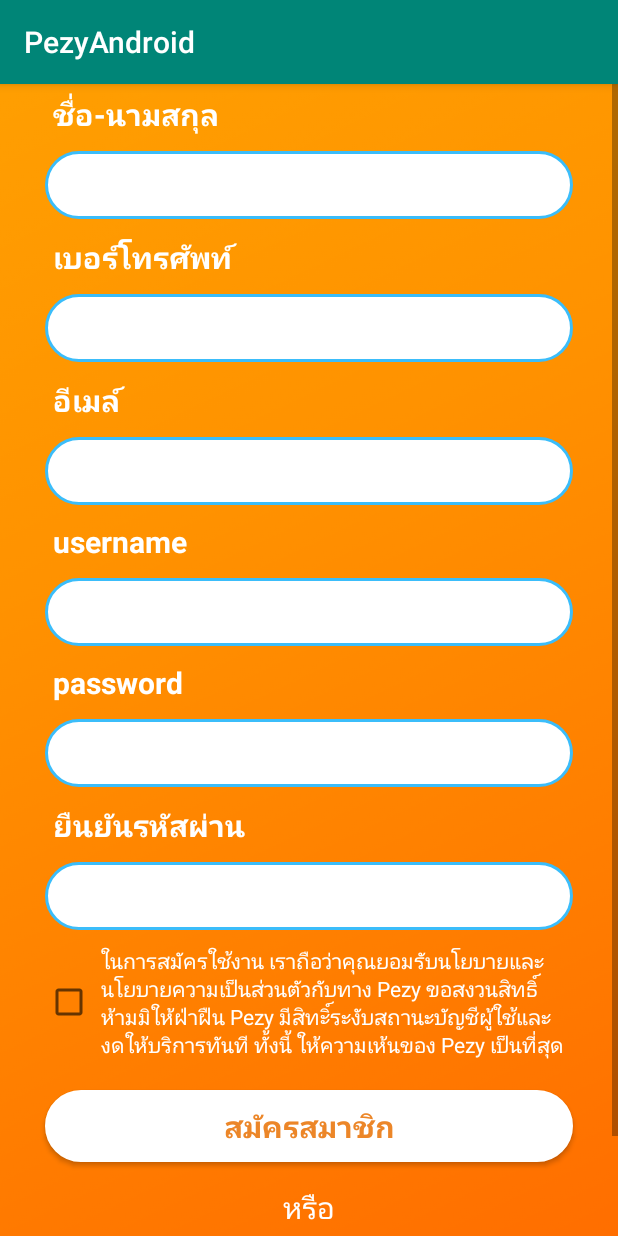
After one commit to Pezy-Team/PezyAndroid, an Android app: the RegisterActivity screen opened directly, with no data from a screen before it, on a phone screen of 412 x 824 dp. The commit adds this screen. Run offline under Robolectric (Android 15) with nearby library versions, the phone set to English and light mode, and no system bars.

Commit message:
Minor - Improvement - Write register activity design.

```diff
--- a/app/src/main/AndroidManifest.xml
+++ b/app/src/main/AndroidManifest.xml
@@ -12,6 +12,7 @@
         android:roundIcon="@mipmap/ic_launcher_round"
         android:supportsRtl="true"
         android:theme="@style/AppTheme">
+        <activity android:name=".RegisterActivity"></activity>
         <activity android:name=".MainActivity">
             <intent-filter>
                 <action android:name="android.intent.action.MAIN" />
--- /dev/null
+++ b/app/src/main/java/com/example/pezyandroid/RegisterActivity.java
@@ -0,0 +1,22 @@
+package com.example.pezyandroid;
+
+import androidx.appcompat.app.AppCompatActivity;
+
+import android.os.Bundle;
+import android.widget.Button;
+import android.widget.EditText;
+
+public class RegisterActivity extends AppCompatActivity {
+
+    @Override
+    protected void onCreate(Bundle savedInstanceState) {
+        super.onCreate(savedInstanceState);
+        setContentView(R.layout.activity_register);
+
+        bindObj();
+    }
+
+    private void bindObj() {
+
+    }
+}
--- a/app/src/main/res/layout/activity_main.xml
+++ b/app/src/main/res/layout/activity_main.xml
@@ -1,6 +1,6 @@
 <?xml version="1.0" encoding="utf-8"?>
-<layout xmlns:android="http://schemas.android.com/apk/res/android">
 <androidx.constraintlayout.widget.ConstraintLayout
+    xmlns:android="http://schemas.android.com/apk/res/android"
     xmlns:app="http://schemas.android.com/apk/res-auto"
     xmlns:tools="http://schemas.android.com/tools"
     android:layout_width="match_parent"
@@ -38,7 +38,7 @@
                     android:layout_width="match_parent"
                     android:layout_height="wrap_content"
                     android:hint="@string/app_name"
-                        android:text="@string/txt_username"
+                    android:text="@string/username"
                     android:background="@drawable/edittext_white"
                     android:textColor="@color/edittext_color"
                     android:layout_marginHorizontal="30dp"
@@ -49,7 +49,7 @@
                     android:layout_width="match_parent"
                     android:layout_height="wrap_content"
                     android:hint="@string/app_name"
-                        android:text="@string/txt_password"
+                    android:text="@string/password"
                     android:background="@drawable/edittext_white"
                     android:textColor="@color/edittext_color"
                     android:layout_marginHorizontal="30dp"
@@ -63,7 +63,7 @@
                     android:layout_marginVertical="15dp"
                     android:gravity="right|end"
                     android:textSize="20sp"
-                        android:text="@string/txt_forgot_pwd"
+                    android:text="@string/forgot_pwd"
                     android:textColor="@color/text_white" />
 
                 <Button
@@ -75,7 +75,7 @@
                     android:gravity="center_horizontal|center_vertical"
                     android:background="@drawable/round_button"
                     android:textColor="#EC8628"
-                        android:text="@string/txt_login"
+                    android:text="@string/login"
                     android:textSize="20sp"
                     android:textStyle="bold" />
 
@@ -89,7 +89,7 @@
                     android:background="@drawable/round_button"
                     android:backgroundTint="#2196F3"
                     android:textColor="@color/text_white"
-                        android:text="@string/txt_login_fb"
+                    android:text="@string/login_fb"
                     android:textSize="20sp"
                     android:textStyle="bold" />
 
@@ -97,10 +97,9 @@
                     android:layout_width="match_parent"
                     android:layout_height="wrap_content"
                     android:layout_marginHorizontal="30dp"
-                        android:layout_marginVertical="15dp"
                     android:gravity="center_vertical|center_horizontal"
                     android:textSize="20sp"
-                        android:text="@string/txt_or"
+                    android:text="@string/or"
                     android:textColor="@color/text_white" />
 
                 <Button
@@ -112,7 +111,7 @@
                     android:gravity="center_horizontal|center_vertical"
                     android:background="@drawable/round_button"
                     android:textColor="#EC8628"
-                        android:text="@string/txt_register"
+                    android:text="@string/register"
                     android:textSize="20sp"
                     android:textStyle="bold" />
             </LinearLayout>
@@ -122,4 +121,3 @@
     </LinearLayout>
 
 </androidx.constraintlayout.widget.ConstraintLayout>
-</layout>
--- /dev/null
+++ b/app/src/main/res/layout/activity_register.xml
@@ -0,0 +1,218 @@
+<?xml version="1.0" encoding="utf-8"?>
+<androidx.constraintlayout.widget.ConstraintLayout xmlns:android="http://schemas.android.com/apk/res/android"
+    xmlns:app="http://schemas.android.com/apk/res-auto"
+    xmlns:tools="http://schemas.android.com/tools"
+    android:layout_width="match_parent"
+    android:layout_height="match_parent"
+    android:background="@drawable/pezy_bg"
+    tools:context=".RegisterActivity">
+
+    <LinearLayout
+        android:layout_width="match_parent"
+        android:layout_height="wrap_content"
+        android:orientation="vertical"
+        app:layout_constraintBottom_toBottomOf="parent"
+        app:layout_constraintEnd_toEndOf="parent"
+        app:layout_constraintStart_toStartOf="parent"
+        app:layout_constraintTop_toTopOf="parent">
+
+
+        <ScrollView
+            android:layout_width="match_parent"
+            android:layout_height="match_parent">
+
+            <LinearLayout
+                android:layout_width="match_parent"
+                android:layout_height="wrap_content"
+                android:orientation="vertical" >
+
+                <TextView
+                    android:layout_width="match_parent"
+                    android:layout_height="wrap_content"
+                    android:layout_marginHorizontal="30dp"
+                    android:layout_marginVertical="5dp"
+                    android:gravity="left|start"
+                    android:paddingLeft="5dp"
+                    android:textSize="20sp"
+                    android:text="@string/name_surname"
+                    android:textStyle="bold"
+                    android:textColor="@color/text_white" />
+
+                <EditText
+                    android:id="@+id/txtNameSurname"
+                    android:layout_width="match_parent"
+                    android:layout_height="wrap_content"
+                    android:background="@drawable/edittext_white"
+                    android:textColor="@color/edittext_color"
+                    android:layout_marginHorizontal="30dp"
+                    android:layout_marginVertical="5dp" />
+
+                <TextView
+                    android:layout_width="match_parent"
+                    android:layout_height="wrap_content"
+                    android:layout_marginHorizontal="30dp"
+                    android:layout_marginVertical="5dp"
+                    android:gravity="left|start"
+                    android:paddingLeft="5dp"
+                    android:textSize="20sp"
+                    android:text="@string/telephone"
+                    android:textStyle="bold"
+                    android:textColor="@color/text_white" />
+
+                <EditText
+                    android:id="@+id/txtTelephone"
+                    android:layout_width="match_parent"
+                    android:layout_height="wrap_content"
+                    android:background="@drawable/edittext_white"
+                    android:textColor="@color/edittext_color"
+                    android:layout_marginHorizontal="30dp"
+                    android:layout_marginVertical="5dp" />
+
+                <TextView
+                    android:layout_width="match_parent"
+                    android:layout_height="wrap_content"
+                    android:layout_marginHorizontal="30dp"
+                    android:layout_marginVertical="5dp"
+                    android:gravity="left|start"
+                    android:paddingLeft="5dp"
+                    android:textSize="20sp"
+                    android:text="@string/email"
+                    android:textStyle="bold"
+                    android:textColor="@color/text_white" />
+
+                <EditText
+                    android:id="@+id/txtEmail"
+                    android:layout_width="match_parent"
+                    android:layout_height="wrap_content"
+                    android:background="@drawable/edittext_white"
+                    android:textColor="@color/edittext_color"
+                    android:layout_marginHorizontal="30dp"
+                    android:layout_marginVertical="5dp" />
+
+                <TextView
+                    android:layout_width="match_parent"
+                    android:layout_height="wrap_content"
+                    android:layout_marginHorizontal="30dp"
+                    android:layout_marginVertical="5dp"
+                    android:gravity="left|start"
+                    android:paddingLeft="5dp"
+                    android:textSize="20sp"
+                    android:text="@string/username"
+                    android:textStyle="bold"
+                    android:textColor="@color/text_white" />
+
+                <EditText
+                    android:id="@+id/txtUsername"
+                    android:layout_width="match_parent"
+                    android:layout_height="wrap_content"
+                    android:background="@drawable/edittext_white"
+                    android:textColor="@color/edittext_color"
+                    android:layout_marginHorizontal="30dp"
+                    android:layout_marginVertical="5dp" />
+
+                <TextView
+                    android:layout_width="match_parent"
+                    android:layout_height="wrap_content"
+                    android:layout_marginHorizontal="30dp"
+                    android:layout_marginVertical="5dp"
+                    android:gravity="left|start"
+                    android:paddingLeft="5dp"
+                    android:textSize="20sp"
+                    android:text="@string/password"
+                    android:textStyle="bold"
+                    android:textColor="@color/text_white" />
+
+                <EditText
+                    android:id="@+id/txtPassword"
+                    android:layout_width="match_parent"
+                    android:layout_height="wrap_content"
+                    android:background="@drawable/edittext_white"
+                    android:textColor="@color/edittext_color"
+                    android:layout_marginHorizontal="30dp"
+                    android:layout_marginVertical="5dp" />
+
+                <TextView
+                    android:layout_width="match_parent"
+                    android:layout_height="wrap_content"
+                    android:layout_marginHorizontal="30dp"
+                    android:layout_marginVertical="5dp"
+                    android:gravity="left|start"
+                    android:paddingLeft="5dp"
+                    android:textSize="20sp"
+                    android:text="@string/conf_password"
+                    android:textStyle="bold"
+                    android:textColor="@color/text_white" />
+
+                <EditText
+                    android:id="@+id/txtConfPwd"
+                    android:layout_width="match_parent"
+                    android:layout_height="wrap_content"
+                    android:background="@drawable/edittext_white"
+                    android:textColor="@color/edittext_color"
+                    android:layout_marginHorizontal="30dp"
+                    android:layout_marginVertical="5dp" />
+
+                <LinearLayout
+                    android:layout_width="match_parent"
+                    android:layout_height="wrap_content"
+                    android:layout_marginHorizontal="30dp"
+                    android:layout_marginVertical="5dp"
+                    android:gravity="center_vertical"
+                    android:orientation="horizontal">
+
+                    <CheckBox
+                        android:id="@+id/chkAccept"
+                        android:layout_width="wrap_content"
+                        android:layout_height="wrap_content"/>
+
+                    <TextView
+                        android:layout_width="match_parent"
+                        android:layout_height="wrap_content"
+                        android:text="@string/accept_dialog"
+                        android:paddingHorizontal="5dp"
+                        android:textColor="@color/text_white"/>
+
+                </LinearLayout>
+
+                <Button
+                    android:id="@+id/btnRegister"
+                    android:layout_width="match_parent"
+                    android:layout_height="wrap_content"
+                    android:layout_marginHorizontal="30dp"
+                    android:layout_marginVertical="15dp"
+                    android:gravity="center_horizontal|center_vertical"
+                    android:background="@drawable/round_button"
+                    android:textColor="#EC8628"
+                    android:text="@string/register"
+                    android:textSize="20sp"
+                    android:textStyle="bold" />
+
+                <TextView
+                    android:layout_width="match_parent"
+                    android:layout_height="wrap_content"
+                    android:layout_marginHorizontal="30dp"
+                    android:gravity="center_vertical|center_horizontal"
+                    android:textSize="20sp"
+                    android:text="@string/or"
+                    android:textColor="@color/text_white" />
+
+                <Button
+                    android:id="@+id/btnFBLogin"
+                    android:layout_width="match_parent"
+                    android:layout_height="wrap_content"
+                    android:layout_marginHorizontal="30dp"
+                    android:layout_marginVertical="15dp"
+                    android:gravity="center_horizontal|center_vertical"
+                    android:background="@drawable/round_button"
+                    android:backgroundTint="#2196F3"
+                    android:textColor="@color/text_white"
+                    android:text="@string/login_fb"
+                    android:textSize="20sp"
+                    android:textStyle="bold" />
+            </LinearLayout>
+        </ScrollView>
+
+
+    </LinearLayout>
+
+</androidx.constraintlayout.widget.ConstraintLayout>
--- a/app/src/main/res/values/strings.xml
+++ b/app/src/main/res/values/strings.xml
@@ -1,11 +1,3 @@
 <resources>
     <string name="app_name">PezyAndroid</string>
-
-    <string name="txt_username">username</string>
-    <string name="txt_password">password</string>
-    <string name="txt_forgot_pwd">ลืมรหัสผ่าน ?</string>
-    <string name="txt_login">เข้าสู่ระบบ</string>
-    <string name="txt_login_fb">Facebook Login</string>
-    <string name="txt_or">หรือ</string>
-    <string name="txt_register">สมัครสมาชิก</string>
 </resources>
--- /dev/null
+++ b/app/src/main/res/values/strings_login.xml
@@ -0,0 +1,10 @@
+<?xml version="1.0" encoding="utf-8"?>
+<resources>
+    <string name="username">username</string>
+    <string name="password">password</string>
+    <string name="forgot_pwd">ลืมรหัสผ่าน ?</string>
+    <string name="login">เข้าสู่ระบบ</string>
+    <string name="login_fb">Facebook Login</string>
+    <string name="or">หรือ</string>
+    <string name="register">สมัครสมาชิก</string>
+</resources>
--- /dev/null
+++ b/app/src/main/res/values/strings_register.xml
@@ -0,0 +1,11 @@
+<?xml version="1.0" encoding="utf-8"?>
+<resources>
+    <string name="name_surname">ชื่อ-นามสกุล</string>
+    <string name="telephone">เบอร์โทรศัพท์</string>
+    <string name="email">อีเมล์</string>
+    <string name="conf_password">ยืนยันรหัสผ่าน</string>
+    <string name="accept_dialog">
+        ในการสมัครใช้งาน เราถือว่าคุณยอมรับนโยบายและนโยบายความเป็นส่วนตัวกับทาง Pezy ขอสงวนสิทธิ์ห้ามมิให้ฝ่าฝืน Pezy มีสิทะิ์ระงับสถานะบัญชีผู้ใช้และงดให้บริการทันที ทั้งนี้ ให้ความเห้นของ Pezy เป็นที่สุด
+    </string>
+
+</resources>
```
Lines whose indentation alone changed are shown as unchanged.
